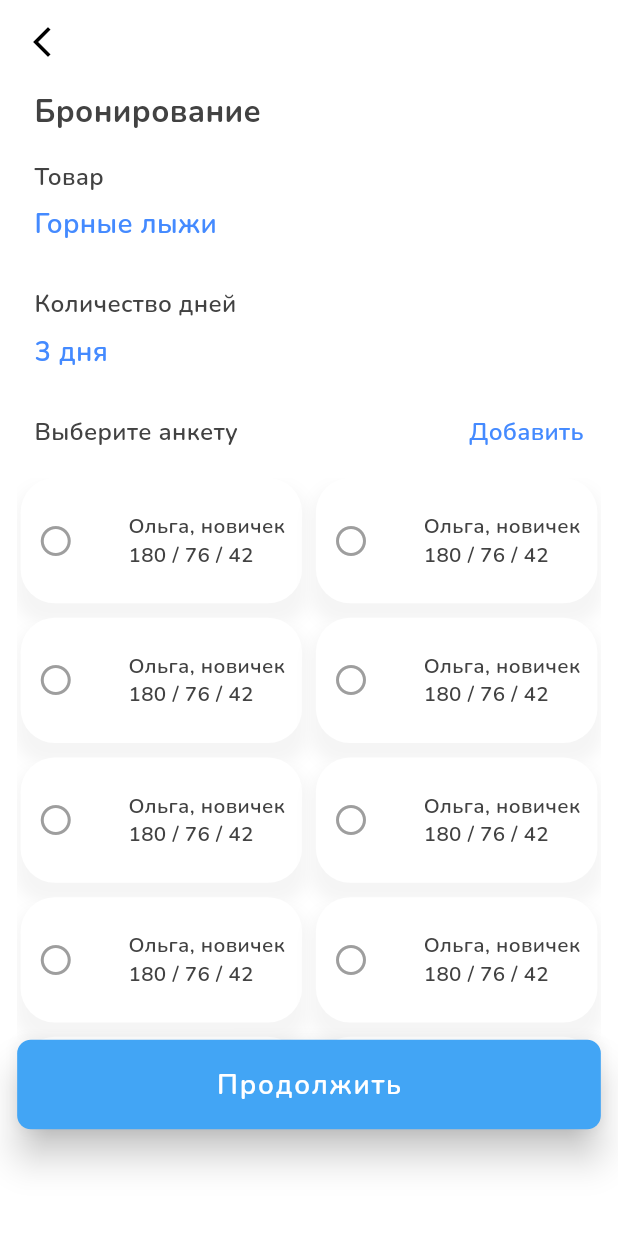
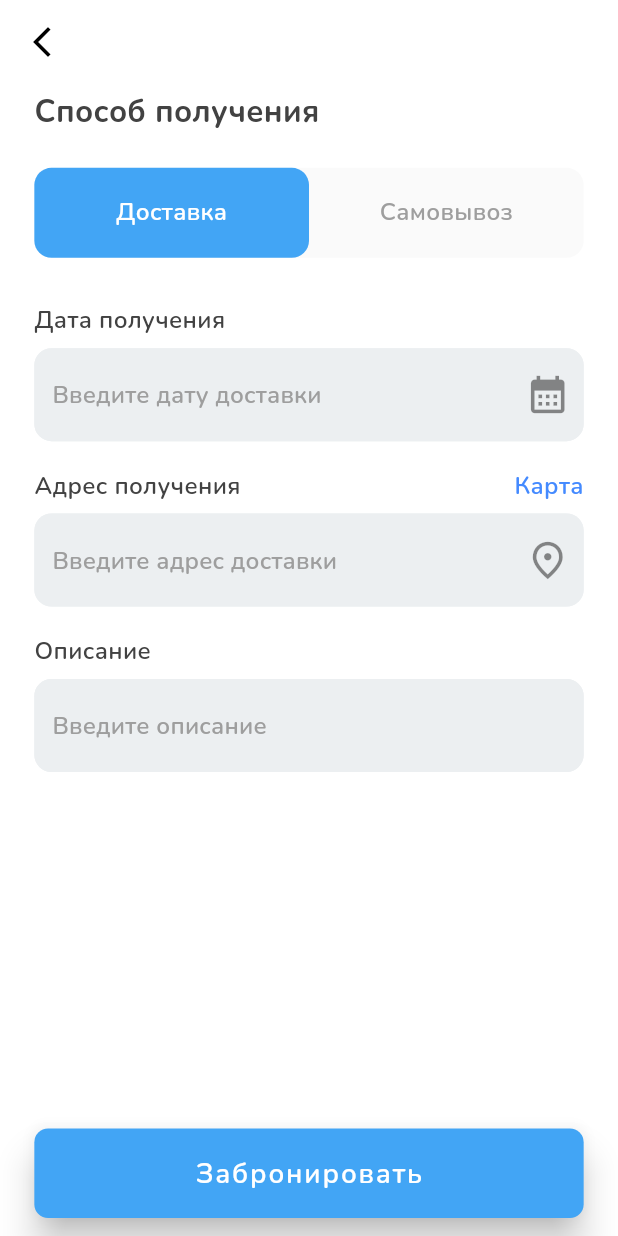
Before and after one commit to RedFox802/Flutter-Ski-Equipment-App, a Flutter app: the BookingScreen screen opened directly, after a tap on "Продолжить", on a phone screen of 412 x 824 dp. Run offline on Flutter 3.47's test engine with Material 2 defaults, Android fonts, the phone set to English and light mode, and no system bars; our stand-ins replace firebase_auth, firebase_core, flutter_bloc, flutter_screenutil, flutter_svg, fluttertoast and 4 more; missing offline and left inert: easy_autocomplete; accounts and stored records are empty.

Commit message:
дизайн страницы способа получения

```diff
--- a/lib/components/app_text_field.dart
+++ b/lib/components/app_text_field.dart
@@ -6,15 +6,19 @@ import 'package:flutter_screenutil/flutter_screenutil.dart';
 class AppTextField extends StatelessWidget {
   final String text;
   final String hint;
-  final IconData icon;
+  final String? buttonText;
+  final void Function()? onTap;
+  final IconData? icon;
   final TextEditingController controller;
 
   const AppTextField({
     Key? key,
     required this.text,
     required this.hint,
-    required this.icon,
+    this.icon,
     required this.controller,
+    this.buttonText,
+    this.onTap,
   }) : super(key: key);
 
   @override
@@ -24,7 +28,22 @@ class AppTextField extends StatelessWidget {
       children: [
         Padding(
           padding: EdgeInsets.symmetric(vertical: 6.h),
-          child: Text(text, style: AppTextStyle.nunitoW600S14),
+          child: buttonText == null
+              ? Text(text, style: AppTextStyle.nunitoW600S14)
+              : Row(
+                  mainAxisAlignment: MainAxisAlignment.spaceBetween,
+                  children: [
+                    Text(text, style: AppTextStyle.nunitoW600S14),
+                    GestureDetector(
+                      onTap: onTap,
+                      child: Text(
+                        buttonText!,
+                        style: AppTextStyle.nunitoW600S14
+                            .copyWith(color: Colors.blueAccent),
+                      ),
+                    )
+                  ],
+                ),
         ),
         TextFormField(
           controller: controller,
@@ -40,10 +59,12 @@ class AppTextField extends StatelessWidget {
               enabledBorder: AppInputBorders.supportInputBorder,
               focusedBorder: AppInputBorders.supportInputBorder,
               focusedErrorBorder: AppInputBorders.supportInputBorder,
-              suffixIcon: Icon(
-                icon,
-                size: 30,
-              )),
+              suffixIcon: icon != null
+                  ? Icon(
+                      icon,
+                      size: 30,
+                    )
+                  : null),
         )
       ],
     );
--- a/lib/features/booking_page/presentation/screens/booking_screen.dart
+++ b/lib/features/booking_page/presentation/screens/booking_screen.dart
@@ -4,6 +4,7 @@ import 'package:flutter/material.dart';
 import 'package:flutter_screenutil/flutter_screenutil.dart';
 
 import '../../../../components/app_blue_button.dart';
+import '../../../receiving_page/screens/receiving_screen.dart';
 import '../components/questionnaire_container.dart';
 
 class BookingScreen extends StatelessWidget {
@@ -96,7 +97,14 @@ class BookingScreen extends StatelessWidget {
             ),
             AppBlueButton(
               text: 'Продолжить',
-              onPressed: () {},
+              onPressed: () {
+                Navigator.push(
+                  context,
+                  MaterialPageRoute(
+                    builder: ((_) => const ReceivingScreen()),
+                  ),
+                );
+              },
             ),
           ],
         ),
--- /dev/null
+++ b/lib/features/receiving_page/screens/receiving_screen.dart
@@ -0,0 +1,68 @@
+import 'package:equipment/components/app_blue_button.dart';
+import 'package:equipment/components/app_buttons_row.dart';
+import 'package:equipment/components/app_text_styles.dart';
+import 'package:equipment/components/default_app_bar.dart';
+import 'package:flutter/material.dart';
+import 'package:flutter_screenutil/flutter_screenutil.dart';
+
+import '../../../components/app_text_field.dart';
+
+class ReceivingScreen extends StatelessWidget {
+  const ReceivingScreen({Key? key}) : super(key: key);
+
+  @override
+  Widget build(BuildContext context) {
+    final TextEditingController controller = TextEditingController();
+
+    return Scaffold(
+      backgroundColor: Colors.white,
+      appBar: const DefaultAppBar(),
+      body: Padding(
+        padding: EdgeInsets.symmetric(horizontal: 20.w),
+        child: Column(
+          crossAxisAlignment: CrossAxisAlignment.start,
+          children: [
+            Text(
+              'Способ получения',
+              style: AppTextStyle.nunitoW700S18,
+            ),
+            Padding(
+              padding: EdgeInsets.symmetric(vertical: 20.h),
+              child: AppButtonsRow(
+                firstText: 'Доставка',
+                secondText: 'Самовывоз',
+                firstOnTap: () {},
+                secondOnTap: () {},
+              ),
+            ),
+            AppTextField(
+              controller: controller,
+              text: 'Дата получения',
+              hint: 'Введите дату доставки',
+              icon: Icons.calendar_month,
+            ),
+            Padding(
+              padding:EdgeInsets.symmetric(vertical: 10.h),
+              child: AppTextField(
+                controller: controller,
+                text: 'Адрес получения',
+                hint: 'Введите адрес доставки',
+                icon: Icons.place_outlined,
+                buttonText: 'Карта',
+                onTap: (){},
+              ),
+            ),
+            AppTextField(
+              controller: controller,
+              text: 'Описание',
+              hint: 'Введите описание',
+            ),
+            const Spacer(),
+            AppBlueButton(onPressed: (){}, text: 'Забронировать'),
+            SizedBox(height: 10.h),
+          ],
+        ),
+      ),
+    );
+  }
+}
```
